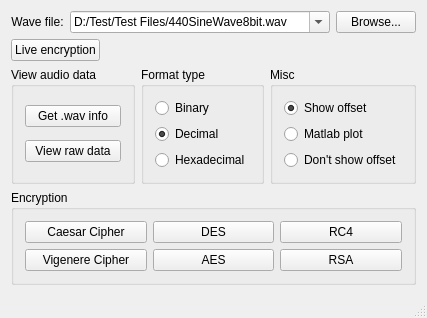
Above: WavFileTest/WavFileTest/mainwindow.ui from DiegoRosales/Audio-Encryption before the change. Below: the same form after it.
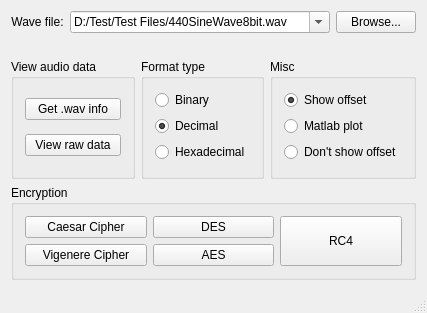
That is the form after the change.

```diff
--- a/WavFileTest/WavFileTest/mainwindow.ui
+++ b/WavFileTest/WavFileTest/mainwindow.ui
@@ -7,7 +7,7 @@
     <x>0</x>
     <y>0</y>
     <width>388</width>
-    <height>312</height>
+    <height>313</height>
    </rect>
   </property>
   <property name="sizePolicy">
@@ -79,15 +79,6 @@
      </layout>
     </item>
     <item>
-     <layout class="QHBoxLayout" name="horizontalLayout_3">
-      <item>
-       <widget class="QPushButton" name="liveButton">
-        <property name="text">
-         <string>Live encryption</string>
-        </property>
-       </widget>
-      </item>
-      <item>
        <spacer name="horizontalSpacer">
         <property name="orientation">
          <enum>Qt::Horizontal</enum>
@@ -100,8 +91,6 @@
         </property>
        </spacer>
       </item>
-     </layout>
-    </item>
     <item>
      <layout class="QHBoxLayout" name="horizontalLayout">
       <item>
@@ -129,6 +118,12 @@
       </item>
       <item>
        <widget class="QGroupBox" name="groupBox_3">
+        <property name="sizePolicy">
+         <sizepolicy hsizetype="Minimum" vsizetype="MinimumExpanding">
+          <horstretch>0</horstretch>
+          <verstretch>0</verstretch>
+         </sizepolicy>
+        </property>
         <property name="title">
          <string>Format type</string>
         </property>
@@ -172,6 +167,12 @@
       </item>
       <item>
        <widget class="QGroupBox" name="groupBox_4">
+        <property name="sizePolicy">
+         <sizepolicy hsizetype="Minimum" vsizetype="MinimumExpanding">
+          <horstretch>0</horstretch>
+          <verstretch>0</verstretch>
+         </sizepolicy>
+        </property>
         <property name="title">
          <string>Misc</string>
         </property>
@@ -211,14 +212,22 @@
     </item>
     <item>
      <widget class="QGroupBox" name="groupBox_2">
+      <property name="sizePolicy">
+       <sizepolicy hsizetype="MinimumExpanding" vsizetype="Preferred">
+        <horstretch>0</horstretch>
+        <verstretch>0</verstretch>
+       </sizepolicy>
+      </property>
       <property name="title">
        <string>Encryption</string>
       </property>
-      <layout class="QGridLayout" name="gridLayout">
-       <item row="0" column="0">
+      <layout class="QHBoxLayout" name="horizontalLayout_3">
+       <item>
+        <layout class="QVBoxLayout" name="verticalLayout_5">
+         <item>
         <widget class="QPushButton" name="cesarButton">
          <property name="sizePolicy">
-          <sizepolicy hsizetype="MinimumExpanding" vsizetype="Fixed">
+            <sizepolicy hsizetype="Minimum" vsizetype="Fixed">
            <horstretch>0</horstretch>
            <verstretch>0</verstretch>
           </sizepolicy>
@@ -228,10 +237,10 @@
          </property>
         </widget>
        </item>
-       <item row="1" column="0">
+         <item>
         <widget class="QPushButton" name="vigenereButton">
          <property name="sizePolicy">
-          <sizepolicy hsizetype="MinimumExpanding" vsizetype="Fixed">
+            <sizepolicy hsizetype="Minimum" vsizetype="Fixed">
            <horstretch>0</horstretch>
            <verstretch>0</verstretch>
           </sizepolicy>
@@ -241,23 +250,14 @@
          </property>
         </widget>
        </item>
-       <item row="1" column="1">
-        <widget class="QPushButton" name="aesButton">
-         <property name="sizePolicy">
-          <sizepolicy hsizetype="MinimumExpanding" vsizetype="Fixed">
-           <horstretch>0</horstretch>
-           <verstretch>0</verstretch>
-          </sizepolicy>
-         </property>
-         <property name="text">
-          <string>AES</string>
-         </property>
-        </widget>
+        </layout>
        </item>
-       <item row="0" column="1">
+       <item>
+        <layout class="QVBoxLayout" name="verticalLayout_6">
+         <item>
         <widget class="QPushButton" name="desButton">
          <property name="sizePolicy">
-          <sizepolicy hsizetype="MinimumExpanding" vsizetype="Fixed">
+            <sizepolicy hsizetype="Minimum" vsizetype="Fixed">
            <horstretch>0</horstretch>
            <verstretch>0</verstretch>
           </sizepolicy>
@@ -267,10 +267,25 @@
          </property>
         </widget>
        </item>
-       <item row="0" column="2">
+         <item>
+          <widget class="QPushButton" name="aesButton">
+           <property name="sizePolicy">
+            <sizepolicy hsizetype="Minimum" vsizetype="Fixed">
+             <horstretch>0</horstretch>
+             <verstretch>0</verstretch>
+            </sizepolicy>
+           </property>
+           <property name="text">
+            <string>AES</string>
+           </property>
+          </widget>
+         </item>
+        </layout>
+       </item>
+       <item>
         <widget class="QPushButton" name="rc4Button">
          <property name="sizePolicy">
-          <sizepolicy hsizetype="MinimumExpanding" vsizetype="Fixed">
+          <sizepolicy hsizetype="Minimum" vsizetype="Preferred">
            <horstretch>0</horstretch>
            <verstretch>0</verstretch>
           </sizepolicy>
@@ -280,19 +295,6 @@
          </property>
         </widget>
        </item>
-       <item row="1" column="2">
-        <widget class="QPushButton" name="rsaButton">
-         <property name="sizePolicy">
-          <sizepolicy hsizetype="MinimumExpanding" vsizetype="Fixed">
-           <horstretch>0</horstretch>
-           <verstretch>0</verstretch>
-          </sizepolicy>
-         </property>
-         <property name="text">
-          <string>RSA</string>
-         </property>
-        </widget>
-       </item>
       </layout>
      </widget>
     </item>
```
Lines whose indentation alone changed are shown as unchanged.
